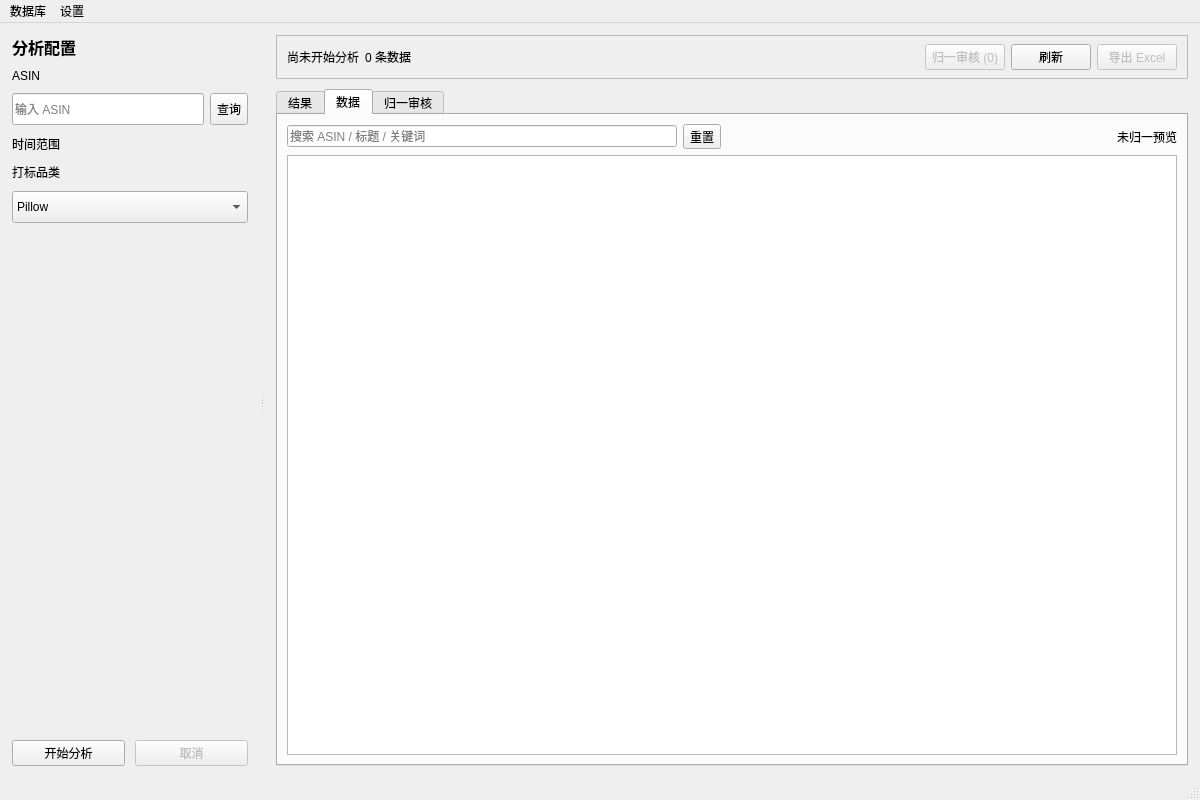
This is ui/main_window.ui in WanFengQC/Flow-Analysis as Qt 5 draws it before an edit. The edited form follows.
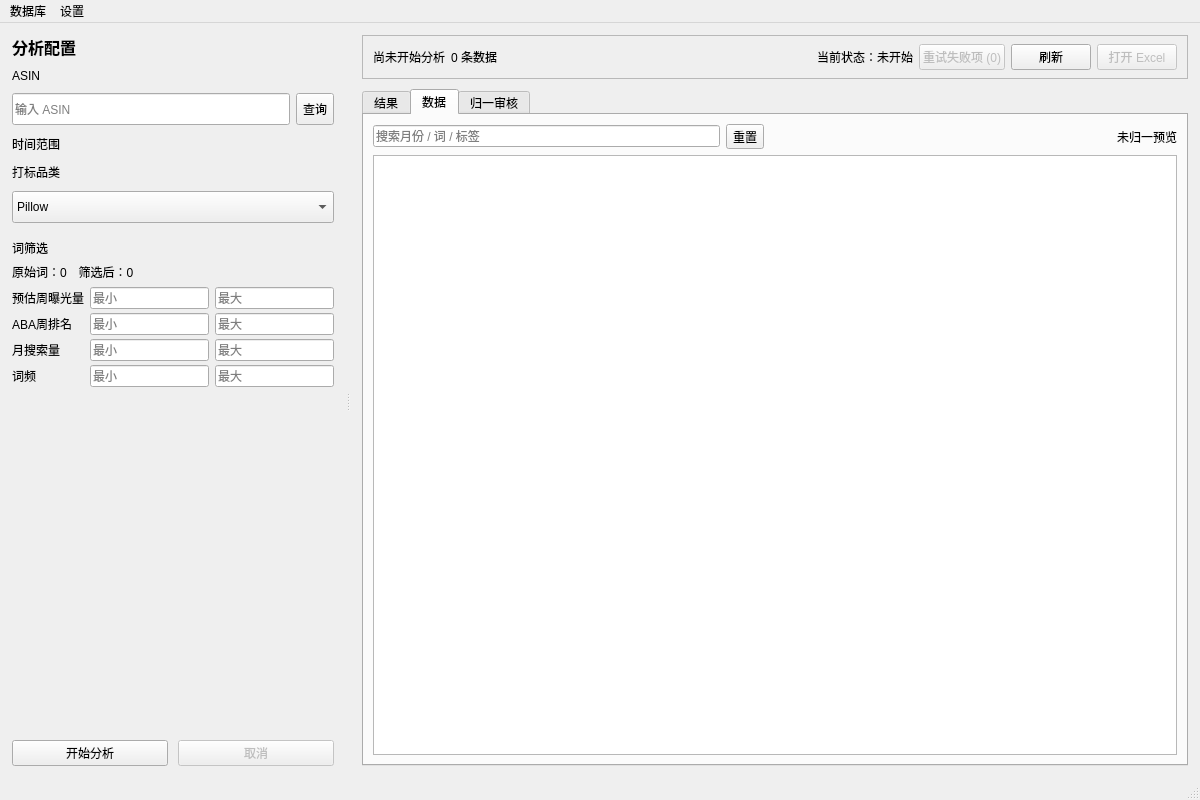
This is the edited form. The open tabs and pages were chosen to show the change.

The edit to the form file:
```diff
--- a/ui/main_window.ui
+++ b/ui/main_window.ui
@@ -185,6 +185,77 @@
           </item>
          </widget>
         </item>
+        <item>
+         <widget class="QWidget" name="wordFilterPanel">
+          <layout class="QVBoxLayout" name="wordFilterLayout">
+           <property name="spacing">
+            <number>6</number>
+           </property>
+           <property name="leftMargin">
+            <number>0</number>
+           </property>
+           <property name="topMargin">
+            <number>6</number>
+           </property>
+           <property name="rightMargin">
+            <number>0</number>
+           </property>
+           <property name="bottomMargin">
+            <number>0</number>
+           </property>
+           <item>
+            <widget class="QLabel" name="wordFilterTitleLabel">
+             <property name="text">
+              <string>词筛选</string>
+             </property>
+            </widget>
+           </item>
+           <item>
+            <widget class="QLabel" name="wordFilterCountLabel">
+             <property name="text">
+              <string>原始词：0　筛选后：0</string>
+             </property>
+            </widget>
+           </item>
+           <item>
+            <widget class="QWidget" name="wordFilterConditionsWidget">
+             <layout class="QGridLayout" name="wordFilterConditionsLayout">
+              <property name="horizontalSpacing">
+               <number>6</number>
+              </property>
+              <property name="verticalSpacing">
+               <number>4</number>
+              </property>
+              <property name="leftMargin">
+               <number>0</number>
+              </property>
+              <property name="topMargin">
+               <number>0</number>
+              </property>
+              <property name="rightMargin">
+               <number>0</number>
+              </property>
+              <property name="bottomMargin">
+               <number>0</number>
+              </property>
+              <item row="0" column="0"><widget class="QLabel" name="weeklyExposureFilterLabel"><property name="text"><string>预估周曝光量</string></property></widget></item>
+              <item row="0" column="1"><widget class="QLineEdit" name="weeklyExposureMinLineEdit"><property name="placeholderText"><string>最小</string></property></widget></item>
+              <item row="0" column="2"><widget class="QLineEdit" name="weeklyExposureMaxLineEdit"><property name="placeholderText"><string>最大</string></property></widget></item>
+              <item row="1" column="0"><widget class="QLabel" name="abaWeeklyRankFilterLabel"><property name="text"><string>ABA周排名</string></property></widget></item>
+              <item row="1" column="1"><widget class="QLineEdit" name="abaWeeklyRankMinLineEdit"><property name="placeholderText"><string>最小</string></property></widget></item>
+              <item row="1" column="2"><widget class="QLineEdit" name="abaWeeklyRankMaxLineEdit"><property name="placeholderText"><string>最大</string></property></widget></item>
+              <item row="2" column="0"><widget class="QLabel" name="monthlySearchesFilterLabel"><property name="text"><string>月搜索量</string></property></widget></item>
+              <item row="2" column="1"><widget class="QLineEdit" name="monthlySearchesMinLineEdit"><property name="placeholderText"><string>最小</string></property></widget></item>
+              <item row="2" column="2"><widget class="QLineEdit" name="monthlySearchesMaxLineEdit"><property name="placeholderText"><string>最大</string></property></widget></item>
+              <item row="3" column="0"><widget class="QLabel" name="frequencyFilterLabel"><property name="text"><string>词频</string></property></widget></item>
+              <item row="3" column="1"><widget class="QLineEdit" name="frequencyMinLineEdit"><property name="placeholderText"><string>最小</string></property></widget></item>
+              <item row="3" column="2"><widget class="QLineEdit" name="frequencyMaxLineEdit"><property name="placeholderText"><string>最大</string></property></widget></item>
+             </layout>
+            </widget>
+           </item>
+          </layout>
+         </widget>
+        </item>
         <item>
          <spacer name="parameterVerticalSpacer">
           <property name="orientation">
@@ -299,12 +370,22 @@
             </spacer>
            </item>
            <item>
-            <widget class="QPushButton" name="openNormalizationReviewButton">
+            <widget class="QLabel" name="analysisPipelineStatusLabel">
+             <property name="text">
+              <string>当前状态：未开始</string>
+             </property>
+            </widget>
+           </item>
+           <item>
+            <widget class="QPushButton" name="retryIncompleteTaggingButton">
+             <property name="visible">
+              <bool>false</bool>
+             </property>
              <property name="enabled">
               <bool>false</bool>
              </property>
              <property name="text">
-              <string>归一审核 (0)</string>
+              <string>重试失败项 (0)</string>
              </property>
             </widget>
            </item>
@@ -321,7 +402,7 @@
               <bool>false</bool>
              </property>
              <property name="text">
-              <string>导出 Excel</string>
+              <string>打开 Excel</string>
              </property>
             </widget>
            </item>
@@ -628,7 +709,7 @@
               <item>
                <widget class="QLineEdit" name="tableSearchLineEdit">
                 <property name="placeholderText">
-                 <string>搜索 ASIN / 标题 / 关键词</string>
+                 <string>搜索月份 / 词 / 标签</string>
                 </property>
                 <property name="clearButtonEnabled">
                  <bool>true</bool>
@@ -667,8 +748,8 @@
             <item>
              <widget class="QTableView" name="resultTableView"/>
             </item>
-            </layout>
-           </widget>
+           </layout>
+          </widget>
            <widget class="QWidget" name="normalizationReviewTab">
             <attribute name="title">
              <string>归一审核</string>
@@ -740,9 +821,9 @@
                </widget>
               </item>
               <item>
-               <widget class="QPushButton" name="applyNormalizationRulesButton">
+               <widget class="QPushButton" name="finishNormalizationReviewButton">
                 <property name="text">
-                 <string>应用已批准规则并重算</string>
+                 <string>完成审核并应用</string>
                 </property>
                </widget>
               </item>
```
